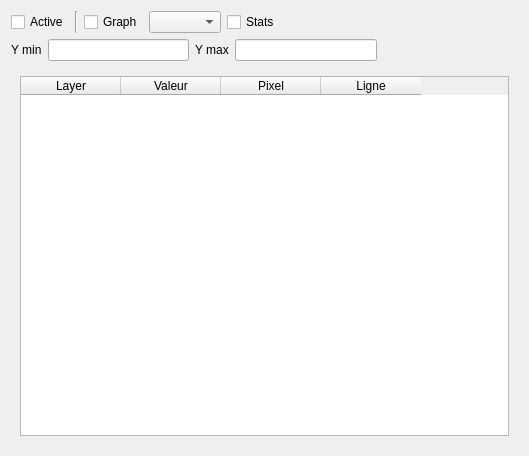
Above: valuetool/ui_valuewidgetbase.ui from CS-SI/TerreImage before the change. Below: the same form after it.
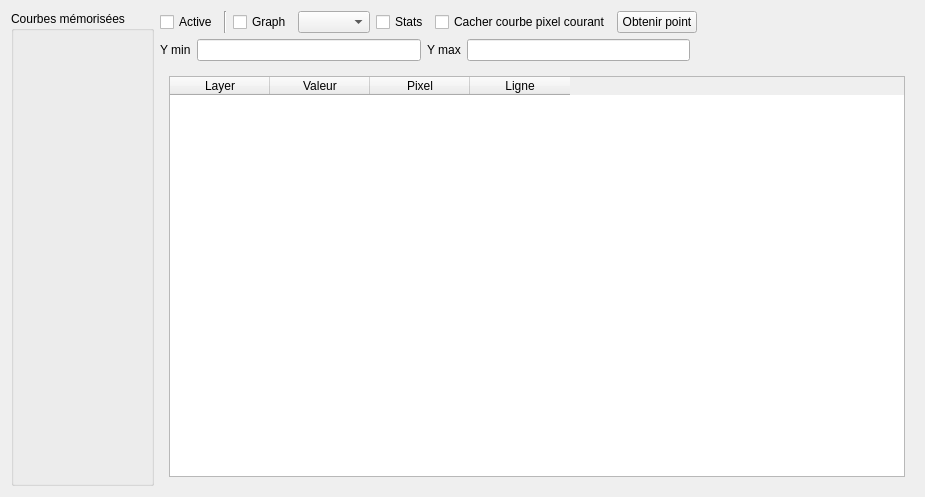
That is the form after the change.

Patch:
```diff
--- a/valuetool/ui_valuewidgetbase.ui
+++ b/valuetool/ui_valuewidgetbase.ui
@@ -6,15 +6,27 @@
    <rect>
     <x>0</x>
     <y>0</y>
-    <width>529</width>
-    <height>456</height>
+    <width>925</width>
+    <height>497</height>
    </rect>
   </property>
   <property name="windowTitle">
    <string>Valeurs</string>
   </property>
-  <layout class="QVBoxLayout" name="verticalLayout">
-   <item>
+  <layout class="QGridLayout" name="gridLayout">
+   <item row="0" column="0" rowspan="3">
+    <widget class="QGroupBox" name="groupBox_saved_layers">
+     <property name="title">
+      <string>Courbes mémorisées</string>
+     </property>
+     <layout class="QVBoxLayout" name="verticalLayout_3">
+      <item>
+       <layout class="QVBoxLayout" name="verticalLayout_curves"/>
+      </item>
+     </layout>
+    </widget>
+   </item>
+   <item row="0" column="1">
     <layout class="QHBoxLayout" name="horizontalLayout">
      <item>
       <widget class="QCheckBox" name="cbxActive">
@@ -63,6 +75,20 @@
        </property>
       </widget>
      </item>
+     <item>
+      <widget class="QCheckBox" name="checkBox_hide_current">
+       <property name="text">
+        <string>Cacher courbe pixel courant</string>
+       </property>
+      </widget>
+     </item>
+     <item>
+      <widget class="QPushButton" name="pushButton_get_point">
+       <property name="text">
+        <string>Obtenir point</string>
+       </property>
+      </widget>
+     </item>
      <item>
       <spacer name="horizontalSpacer">
        <property name="orientation">
@@ -78,7 +104,7 @@
      </item>
     </layout>
    </item>
-   <item>
+   <item row="1" column="1">
     <widget class="QWidget" name="graphControls" native="true">
      <layout class="QHBoxLayout" name="horizontalLayout_2">
       <property name="margin">
@@ -120,7 +146,7 @@
      </layout>
     </widget>
    </item>
-   <item>
+   <item row="2" column="1">
     <widget class="QStackedWidget" name="stackedWidget">
      <widget class="QWidget" name="page">
       <layout class="QVBoxLayout" name="verticalLayout_2">
```
